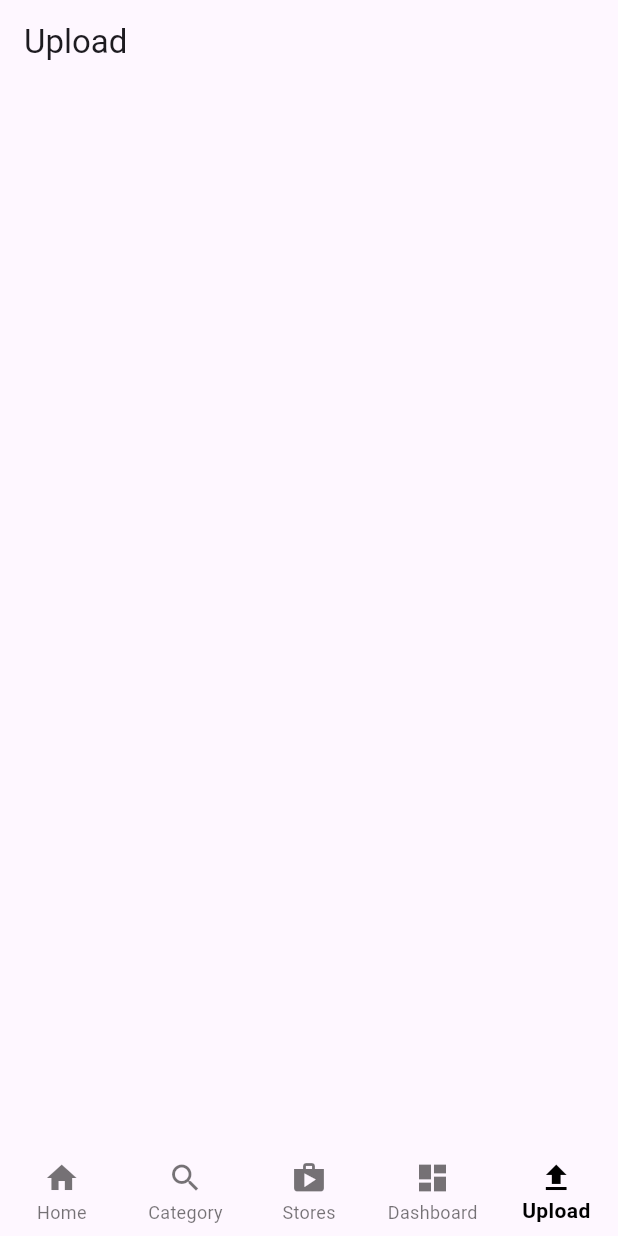
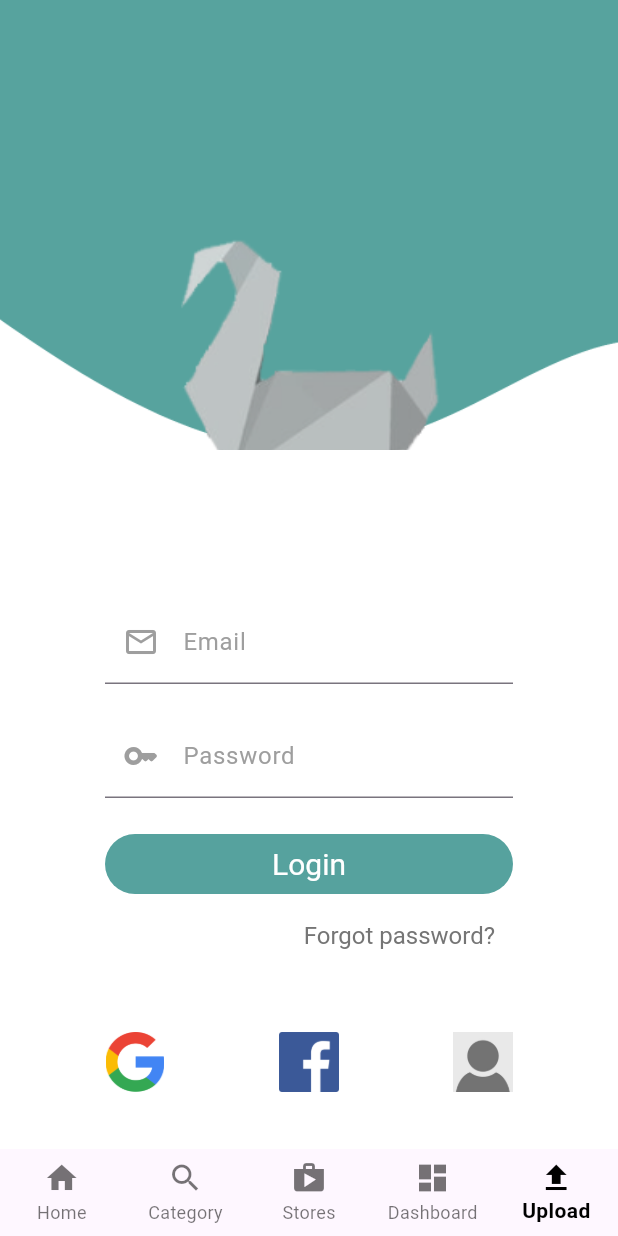
Before and after one commit to luisabritod/MultiStore, a Flutter app: the screen it shows after launch, item 5 of the bottom bar chosen, on a phone screen of 412 x 824 dp. Run offline on Flutter 3.47's test engine with Material 3 defaults, Android fonts, the phone set to English and light mode, and no system bars; our stand-ins replace google_fonts.

Commit message:
login screen

```diff
--- /dev/null
+++ b/lib/main_screens/login.dart
@@ -0,0 +1,234 @@
+import 'package:flutter/material.dart';
+import 'package:multi_store/widgets/vertical_spacing.dart';
+import 'package:multi_store/widgets/widgets.dart';
+
+class LoginPage extends StatefulWidget {
+  const LoginPage({super.key});
+
+  @override
+  State<LoginPage> createState() => _LoginPageState();
+}
+
+class _LoginPageState extends State<LoginPage> {
+  @override
+  Widget build(BuildContext context) {
+    return Scaffold(
+      backgroundColor: Colors.white,
+      body: Column(
+        children: [
+          Stack(
+            children: [
+              Container(
+                height: 300,
+                decoration: const BoxDecoration(
+                  image: DecorationImage(
+                    image: AssetImage(
+                        'assets/images/inapp/wave_welcome_screen.png'),
+                    fit: BoxFit.fill,
+                  ),
+                ),
+              ),
+              Positioned(
+                left: (MediaQuery.of(context).size.width / 2) -
+                    (340 / 2), // Centraliza horizontalmente
+                top: 130,
+                child: Container(
+                  width: 320,
+                  height: 200,
+                  decoration: const BoxDecoration(
+                    image: DecorationImage(
+                      image: AssetImage('assets/images/inapp/logo.jpg'),
+                      fit: BoxFit.fill,
+                    ),
+                  ),
+                ),
+              ),
+            ],
+          ),
+          Padding(
+            padding: const EdgeInsets.symmetric(
+              horizontal: 70,
+            ),
+            child: Container(
+              margin: const EdgeInsets.only(top: 100),
+              child: Column(children: [
+                const TextField(
+                  decoration: InputDecoration(
+                      labelText: 'Email',
+                      labelStyle: TextStyle(
+                        color: Colors.grey,
+                      ),
+                      focusedBorder: UnderlineInputBorder(
+                        borderSide: BorderSide(
+                          color: Colors.grey,
+                        ),
+                      ),
+                      prefixIcon: Icon(
+                        Icons.email_outlined,
+                        color: Colors.grey,
+                      )),
+                ),
+                const VerticalSpacing(20),
+                const TextField(
+                  decoration: InputDecoration(
+                    labelText: 'Password',
+                    labelStyle: TextStyle(
+                      color: Colors.grey,
+                    ),
+                    focusedBorder: UnderlineInputBorder(
+                      borderSide: BorderSide(
+                        color: Colors.grey,
+                      ),
+                    ),
+                    prefixIcon: Icon(
+                      Icons.key_rounded,
+                      color: Colors.grey,
+                    ),
+                  ),
+                  obscureText: true,
+                ),
+                const VerticalSpacing(20),
+                TextButton(
+                  onPressed: () {},
+                  style: ButtonStyle(
+                    backgroundColor:
+                        MaterialStateProperty.all(const Color(0xff56A29E)),
+                    foregroundColor: MaterialStateProperty.all(Colors.white),
+                    fixedSize: MaterialStateProperty.all(
+                      Size(MediaQuery.of(context).size.width, 40),
+                    ),
+                    textStyle: MaterialStateProperty.all(
+                      const TextStyle(
+                        fontSize: 20,
+                      ),
+                    ),
+                  ),
+                  child: const Text('Login'),
+                ),
+                Align(
+                  alignment: Alignment.centerRight,
+                  child: TextButton(
+                    onPressed: () {},
+                    style: ButtonStyle(
+                      foregroundColor:
+                          MaterialStateProperty.all(Colors.grey.shade600),
+                      textStyle: MaterialStateProperty.all(
+                        const TextStyle(
+                          fontSize: 16,
+                        ),
+                      ),
+                    ),
+                    child: const Text('Forgot password?'),
+                  ),
+                ),
+                const VerticalSpacing(40),
+                Row(
+                  mainAxisAlignment: MainAxisAlignment.spaceBetween,
+                  children: [
+                    ExternalLoginWidget(
+                      function: () {},
+                      image: 'google',
+                    ),
+                    ExternalLoginWidget(
+                      function: () {},
+                      image: 'facebook',
+                    ),
+                    ExternalLoginWidget(
+                      function: () {},
+                      image: 'guest',
+                    ),
+                  ],
+                ),
+                const VerticalSpacing(40),
+                Row(
+                  children: [
+                    Text(
+                      'Don\'t have an account?',
+                      style: TextStyle(
+                        color: Colors.grey.shade600,
+                      ),
+                    ),
+                    TextButton(
+                      onPressed: () {},
+                      style: ButtonStyle(
+                        foregroundColor:
+                            MaterialStateProperty.all(const Color(0xff56A29E)),
+                        textStyle: MaterialStateProperty.all(
+                          const TextStyle(
+                            fontSize: 16,
+                          ),
+                        ),
+                      ),
+                      child: const Text(
+                        'Sign up',
+                        style: TextStyle(
+                          decoration: TextDecoration.underline,
+                        ),
+                      ),
+                    ),
+                  ],
+                ),
+                Row(
+                  children: [
+                    Text(
+                      'Are you a supplier?',
+                      style: TextStyle(
+                        color: Colors.grey.shade600,
+                      ),
+                    ),
+                    TextButton(
+                      onPressed: () {},
+                      style: ButtonStyle(
+                        foregroundColor:
+                            MaterialStateProperty.all(const Color(0xff56A29E)),
+                        textStyle: MaterialStateProperty.all(
+                          const TextStyle(
+                            fontSize: 16,
+                          ),
+                        ),
+                      ),
+                      child: const Text(
+                        'Log in',
+                        style: TextStyle(
+                          decoration: TextDecoration.underline,
+                        ),
+                      ),
+                    ),
+                  ],
+                ),
+              ]),
+            ),
+          ),
+        ],
+      ),
+    );
+  }
+}
+
+class ExternalLoginWidget extends StatelessWidget {
+  const ExternalLoginWidget({
+    super.key,
+    required this.function,
+    required this.image,
+  });
+
+  final Function function;
+  final String image;
+
+  @override
+  Widget build(BuildContext context) {
+    return InkWell(
+      onTap: () {
+        function;
+      },
+      child: Container(
+        height: 40,
+        width: 40,
+        decoration: const BoxDecoration(
+          shape: BoxShape.circle,
+        ),
+        child: Image.asset('assets/images/inapp/$image.jpg'),
+      ),
+    );
+  }
+}
--- a/lib/main_screens/main_screens.dart
+++ b/lib/main_screens/main_screens.dart
@@ -7,3 +7,4 @@ export 'profile.dart';
 export 'supplier_home.dart';
 export 'dashboard.dart';
 export 'upload.dart';
+export 'login.dart';
--- a/lib/main_screens/supplier_home.dart
+++ b/lib/main_screens/supplier_home.dart
@@ -16,7 +16,7 @@ class _SupplierHomeState extends State<SupplierHome> {
     const CategoryScreen(),
     const StorePage(),
     const DashboardScreen(),
-    const UploadScreen(),
+    const LoginPage(),
   ];
 
   @override
```
Also changed, not shown: lib/main_screens/teste.dart (added, +368 -0 lines), assets/images/inapp/wave_welcome_screen.png (added).
